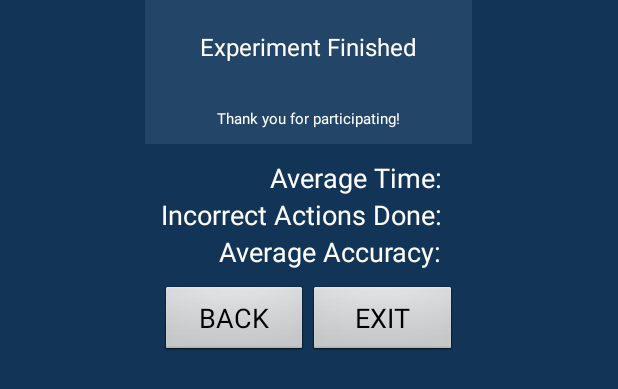
After one commit to whc2001/EECS4443W2324Project, an Android app: the layout result.xml on its own in the app's theme, with its tools: preview values and no code run, on a phone screen of 412 x 824 dp. The commit adds this screen. Shown: the top 389 px of the screen. Run offline under Robolectric (Android 15) with nearby library versions, the phone set to English and light mode, and no system bars.

Commit message:
feat: add experiment result activity

```diff
--- a/app/src/main/AndroidManifest.xml
+++ b/app/src/main/AndroidManifest.xml
@@ -22,13 +22,11 @@
             </intent-filter>
         </activity>
         <activity
-            android:name="ca.yorku.eecs.groupr.tilttiktok.ExperimentActivity"
-            android:label="@string/app_name"
+            android:name="ca.yorku.eecs.groupr.tilttiktok.TouchModeActivity"
             android:theme="@android:style/Theme.NoTitleBar.Fullscreen" >
         </activity>
         <activity
-            android:name="ca.yorku.eecs.groupr.tilttiktok.TouchModeActivity"
-            android:label="@string/app_name"
+            android:name="ca.yorku.eecs.groupr.tilttiktok.ExperimentResultActivity"
             android:theme="@android:style/Theme.NoTitleBar.Fullscreen" >
         </activity>
     </application>
--- /dev/null
+++ b/app/src/main/res/layout/result.xml
@@ -0,0 +1,125 @@
+<?xml version="1.0" encoding="utf-8"?>
+<LinearLayout xmlns:android="http://schemas.android.com/apk/res/android"
+    android:layout_width="match_parent"
+    android:layout_height="match_parent"
+    android:background="#ff123456"
+    android:gravity="center_horizontal"
+    android:orientation="vertical">
+
+    <LinearLayout xmlns:android="http://schemas.android.com/apk/res/android"
+        android:layout_width="wrap_content"
+        android:layout_height="wrap_content"
+        android:layout_gravity="center_horizontal"
+        android:background="#ff123456"
+        android:gravity="center_horizontal"
+        android:orientation="vertical">
+
+        <TextView
+            android:layout_width="fill_parent"
+            android:layout_height="wrap_content"
+            android:background="#ff234567"
+            android:gravity="center_horizontal"
+            android:paddingLeft="10dp"
+            android:paddingTop="20dp"
+            android:paddingRight="10dp"
+            android:paddingBottom="20dp"
+            android:text="@string/result_title"
+            android:textAppearance="?android:attr/textAppearanceLarge"
+            android:textSize="16sp" />
+
+        <TextView
+            android:layout_width="fill_parent"
+            android:layout_height="wrap_content"
+            android:background="#ff234567"
+            android:gravity="center_horizontal"
+            android:paddingLeft="10dp"
+            android:paddingTop="10dp"
+            android:paddingRight="10dp"
+            android:paddingBottom="10dp"
+            android:text="@string/result_sub_title"
+            android:textAppearance="?android:attr/textAppearanceLarge"
+            android:textSize="10sp" />
+
+        <TableLayout xmlns:android="http://schemas.android.com/apk/res/android"
+            android:layout_width="wrap_content"
+            android:layout_height="wrap_content"
+            android:layout_marginTop="10dp"
+            android:paddingLeft="10dp"
+            android:paddingRight="10dp">
+
+            <TableRow>
+
+                <TextView
+                    android:gravity="right"
+                    android:paddingRight="5dp"
+                    android:text="@string/result_label_average_time"
+                    android:textAppearance="?android:attr/textAppearanceMedium" />
+
+                <TextView
+                    android:id="@+id/lblAverageTime"
+                    android:gravity="right"
+                    android:paddingRight="5dp"
+                    android:text=""
+                    android:textAppearance="?android:attr/textAppearanceMedium" />
+            </TableRow>
+
+            <TableRow>
+
+                <TextView
+                    android:gravity="right"
+                    android:paddingRight="5dp"
+                    android:text="@string/result_label_incorrect_actions"
+                    android:textAppearance="?android:attr/textAppearanceMedium" />
+
+                <TextView
+                    android:id="@+id/lblIncorrectActions"
+                    android:gravity="right"
+                    android:paddingRight="5dp"
+                    android:text=""
+                    android:textAppearance="?android:attr/textAppearanceMedium" />
+            </TableRow>
+
+            <TableRow>
+
+                <TextView
+                    android:gravity="right"
+                    android:paddingRight="5dp"
+                    android:text="@string/result_label_average_accuracy"
+                    android:textAppearance="?android:attr/textAppearanceMedium" />
+
+                <TextView
+                    android:id="@+id/lblAverageAccuracy"
+                    android:gravity="right"
+                    android:paddingRight="5dp"
+                    android:text=""
+                    android:textAppearance="?android:attr/textAppearanceMedium" />
+            </TableRow>
+        </TableLayout>
+
+        <LinearLayout xmlns:android="http://schemas.android.com/apk/res/android"
+            android:layout_width="fill_parent"
+            android:layout_height="wrap_content"
+            android:layout_margin="10dp"
+            android:gravity="center_horizontal"
+            android:orientation="horizontal">
+
+            <Button
+                android:id="@+id/btnBack"
+                android:layout_width="0dp"
+                android:layout_height="wrap_content"
+                android:layout_weight="1"
+                android:onClick="btnBack_Click"
+                android:text="@string/result_button_back"
+                android:textAppearance="?android:attr/textAppearanceMedium"></Button>
+
+            <Button
+                android:id="@+id/btnExit"
+                android:layout_width="0dp"
+                android:layout_height="wrap_content"
+                android:layout_weight="1"
+                android:onClick="btnExit_Click"
+                android:text="@string/button03text"
+                android:textAppearance="?android:attr/textAppearanceMedium"></Button>
+        </LinearLayout>
+    </LinearLayout>
+</LinearLayout>
--- a/app/src/main/res/values/strings.xml
+++ b/app/src/main/res/values/strings.xml
@@ -4,9 +4,11 @@
     <string name="app_name">Tilt-Controlled TikTok Experiment</string>
     <string name="setuptitletext">Tilt-Controlled\nTikTok\nExperiment</string>
     <string name="setuptitlesubtext">EECS 4443 W23-24\nGroup R</string>
+
     <string name="paramlabelsubjectid">Subject #</string>
     <string name="setupitemcontrolmethod">Control Method</string>
     <string name="setupitemtrials">Trials</string>
+
     <string name="button01text">OK</string>
     <string name="button03text">EXIT</string>
 
@@ -14,4 +16,13 @@
     <string name="like_button_description">a like button</string>
     <string name="comment_button_description">a comment button</string>
     <string name="share_button_description">a share button</string>
+
+    <string name="result_title">Experiment Finished</string>
+    <string name="result_sub_title">Thank you for participating!</string>
+
+    <string name="result_label_average_time">Average Time: </string>
+    <string name="result_label_incorrect_actions">Incorrect Actions Done: </string>
+    <string name="result_label_average_accuracy">Average Accuracy: </string>
+
+    <string name="result_button_back">BACK</string>
 </resources>
```
Also changed, not shown: app/src/main/java/ca/yorku/eecs/groupr/tilttiktok/ExperimentResult.java (+39 -1 lines), app/src/main/java/ca/yorku/eecs/groupr/tilttiktok/ExperimentResultActivity.java (added, +71 -0 lines).
